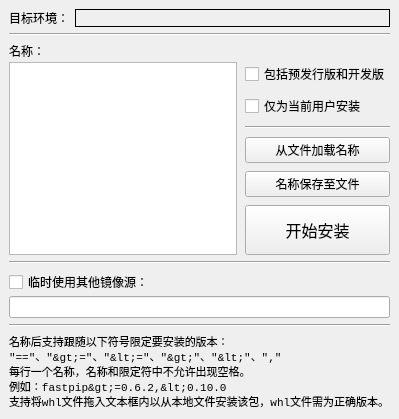
This is ui/package_install.ui in hrpzcf/AwesomePyKit as Qt 5 draws it before an edit. The edited form follows.
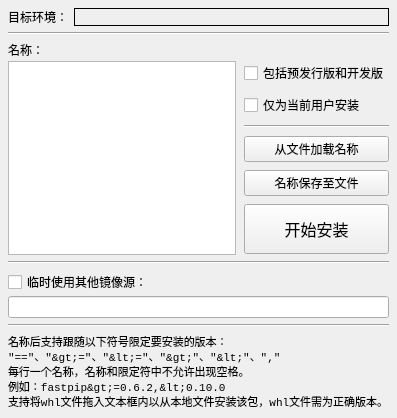
This is the edited form.

Commit message: 程序打包工具的环境选择窗口类型改为 QMainWindow，程序结构上由独立窗口改为程序打包工具的子窗口

```diff
--- a/ui/package_install.ui
+++ b/ui/package_install.ui
@@ -9,8 +9,8 @@
    <rect>
     <x>0</x>
     <y>0</y>
-    <width>397</width>
-    <height>375</height>
+    <width>395</width>
+    <height>418</height>
    </rect>
   </property>
   <property name="font">
@@ -26,6 +26,18 @@
   </property>
   <widget class="QWidget" name="centralwidget">
    <layout class="QVBoxLayout" name="verticalLayout_5">
+    <property name="leftMargin">
+     <number>8</number>
+    </property>
+    <property name="topMargin">
+     <number>8</number>
+    </property>
+    <property name="rightMargin">
+     <number>8</number>
+    </property>
+    <property name="bottomMargin">
+     <number>8</number>
+    </property>
     <item>
      <layout class="QVBoxLayout" name="verticalLayout_4">
       <item>
```
The commit also changes 4 other files.
